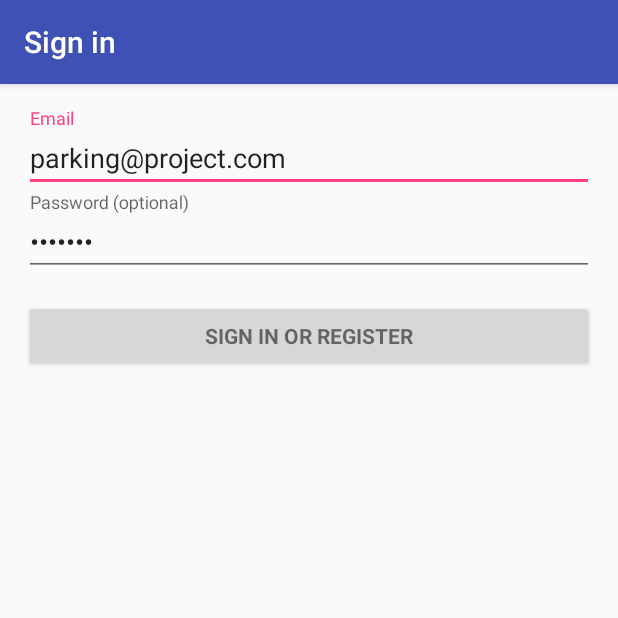
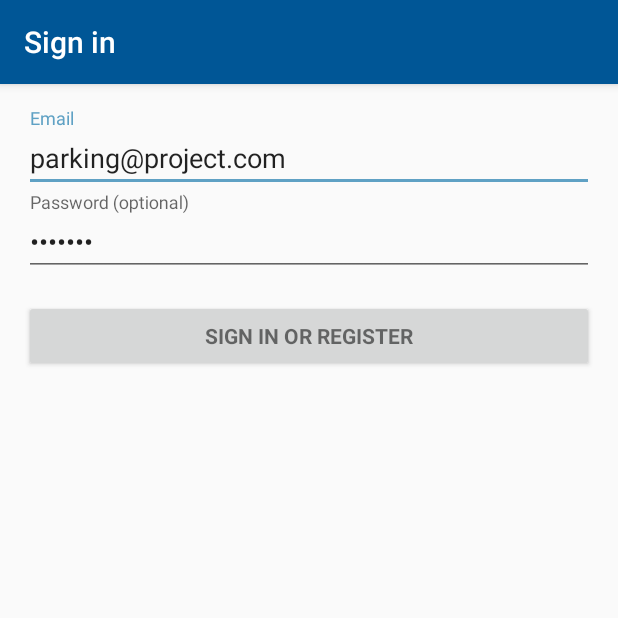
Before and after one commit to ggscuola/SimpleParkingMobile, an Android app: the screen it shows after launch (LoginActivity), on a phone screen of 412 x 824 dp, the top half of it. Run offline under Robolectric (Android 15) with nearby library versions, the phone set to English and light mode, and no system bars.

Commit message:
cambiati i colori primary dell'app

```diff
--- a/app/src/main/res/values/colors.xml
+++ b/app/src/main/res/values/colors.xml
@@ -1,8 +1,8 @@
 <?xml version="1.0" encoding="utf-8"?>
 <resources>
-    <color name="colorPrimary">#3F51B5</color>
-    <color name="colorPrimaryDark">#303F9F</color>
-    <color name="colorAccent">#FF4081</color>
+    <color name="colorPrimary">#005696</color>
+    <color name="colorPrimaryDark">#002d56</color>
+    <color name="colorAccent">#5fa1c4</color>
     <color name="darke_red">#840000</color>
     <color name="red_orange">#c80f02</color>
 </resources>
```
